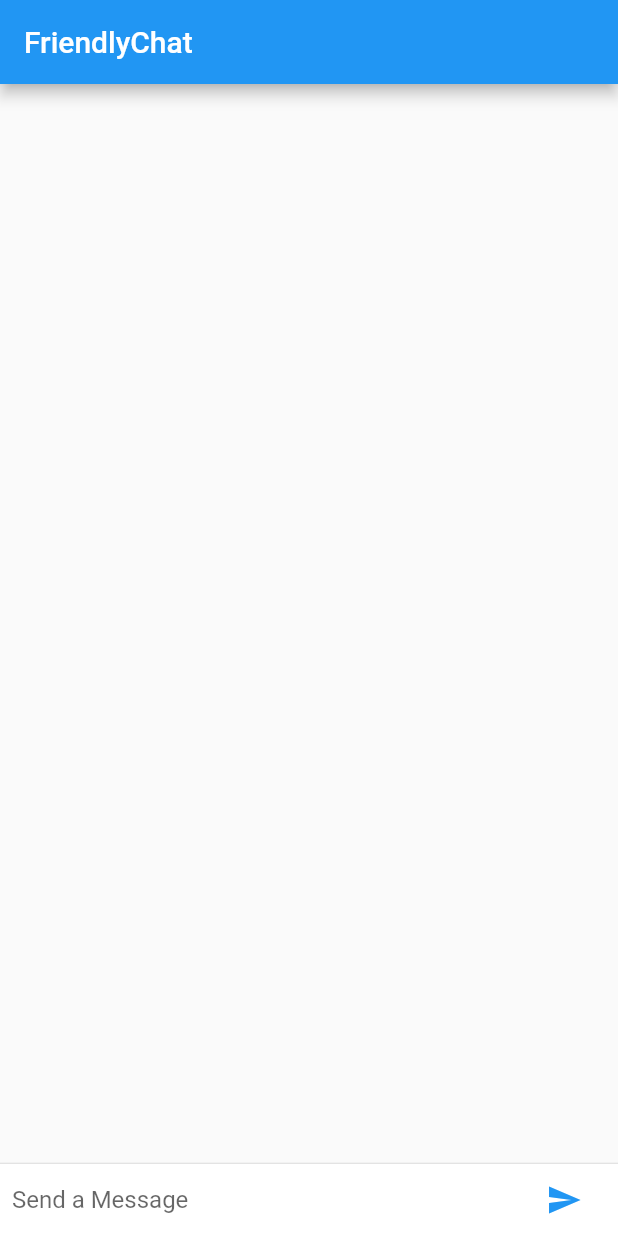
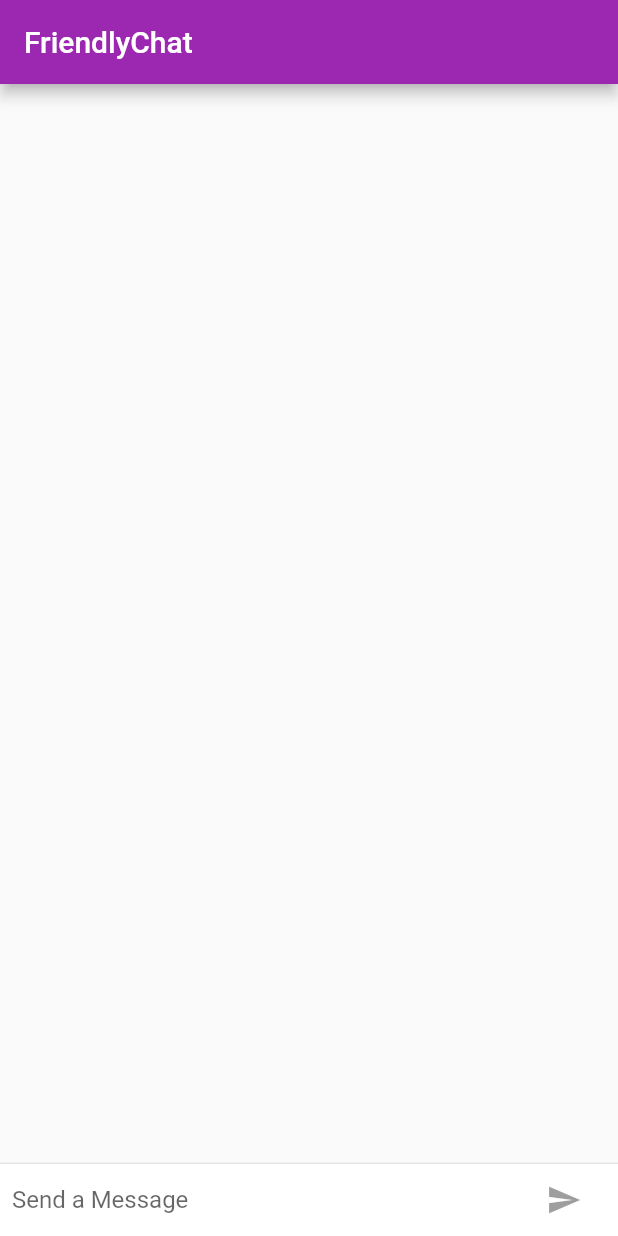
Before and after one commit to kandra/friendly_chat, a Flutter app: the screen it shows after launch, on a phone screen of 412 x 824 dp. Run offline on Flutter 3.47's test engine with Material 2 defaults, Android fonts, the phone set to English and light mode, and no system bars.

Commit message:
Theme changes according to platform

```diff
--- a/lib/main.dart
+++ b/lib/main.dart
@@ -1,6 +1,6 @@
-//import 'dart:html';
-
+import 'package:flutter/foundation.dart';
 import 'package:flutter/material.dart';
+import 'package:flutter/cupertino.dart';
 
 void main() {
   runApp(
@@ -9,6 +9,15 @@ void main() {
 }
 
 String _name = 'Karen Da Cruz';
+final ThemeData kIOSTheme = ThemeData(
+  primarySwatch: Colors.purple,
+  primaryColor: Colors.grey[100],
+  primaryColorBrightness: Brightness.light,
+);
+final ThemeData kDefaultTheme = ThemeData(
+  primarySwatch: Colors.purple,
+  accentColor: Colors.orangeAccent[400],
+);
 
 class FriendlyChatApp extends StatelessWidget {
   const FriendlyChatApp({
@@ -19,6 +28,9 @@ class FriendlyChatApp extends StatelessWidget {
   Widget build(BuildContext context) {
     return MaterialApp(
       title: 'FriendlyChat',
+      theme: defaultTargetPlatform == TargetPlatform.iOS
+          ? kIOSTheme
+          : kDefaultTheme,
       home: ChatScreen(),
     );
   }
@@ -44,7 +56,8 @@ class ChatMessage extends StatelessWidget {
               margin: const EdgeInsets.only(right: 16.0),
               child: CircleAvatar(child: Text(_name[0])),
             ),
-            Column(
+            Expanded(
+              child: Column(
                 crossAxisAlignment: CrossAxisAlignment.start,
                 children: [
                   Text(_name, style: Theme.of(context).textTheme.headline4),
@@ -53,6 +66,7 @@ class ChatMessage extends StatelessWidget {
                     child: Text(text),
                   )
                 ],
+              ),
             ),
           ],
         ),
@@ -70,11 +84,15 @@ class _ChatScreenState extends State<ChatScreen> with TickerProviderStateMixin {
   final List<ChatMessage> _messages = [];
   final _textController = TextEditingController();
   final FocusNode _focusNode = FocusNode();
+  bool _isComposing = false;
 
   @override
   Widget build(BuildContext context) {
     return Scaffold(
-      appBar: AppBar(title: Text('FriendlyChat')),
+      appBar: AppBar(
+        title: Text('FriendlyChat'),
+        elevation: Theme.of(context).platform == TargetPlatform.iOS ? 0.0 : 4.0,
+      ),
       body: Column(
         children: [
           Flexible(
@@ -112,16 +130,29 @@ class _ChatScreenState extends State<ChatScreen> with TickerProviderStateMixin {
           Flexible(
             child: TextField(
               controller: _textController,
-              onSubmitted: _handleSubmitted,
+              onChanged: (String text) {
+                setState(() {
+                  _isComposing = text.isNotEmpty;
+                });
+              },
+              onSubmitted: _isComposing ? _handleSubmitted : null,
               decoration: InputDecoration.collapsed(hintText: 'Send a Message'),
               focusNode: _focusNode,
             ),
           ),
           Container(
             margin: EdgeInsets.symmetric(horizontal: 4.0),
-            child: IconButton(
+            child: Theme.of(context).platform == TargetPlatform.iOS
+                ? CupertinoButton(
+                    child: Text('Send'),
+                    onPressed: _isComposing
+                        ? () => _handleSubmitted(_textController.text)
+                        : null)
+                : IconButton(
                     icon: const Icon(Icons.send),
-              onPressed: () => _handleSubmitted(_textController.text),
+                    onPressed: _isComposing
+                        ? () => _handleSubmitted(_textController.text)
+                        : null,
                   ),
           )
         ]),
@@ -139,6 +170,7 @@ class _ChatScreenState extends State<ChatScreen> with TickerProviderStateMixin {
       ),
     );
     setState(() {
+      _isComposing = false;
       _messages.insert(0, message);
     });
     _focusNode.requestFocus();
```
Lines whose indentation alone changed are shown as unchanged.
